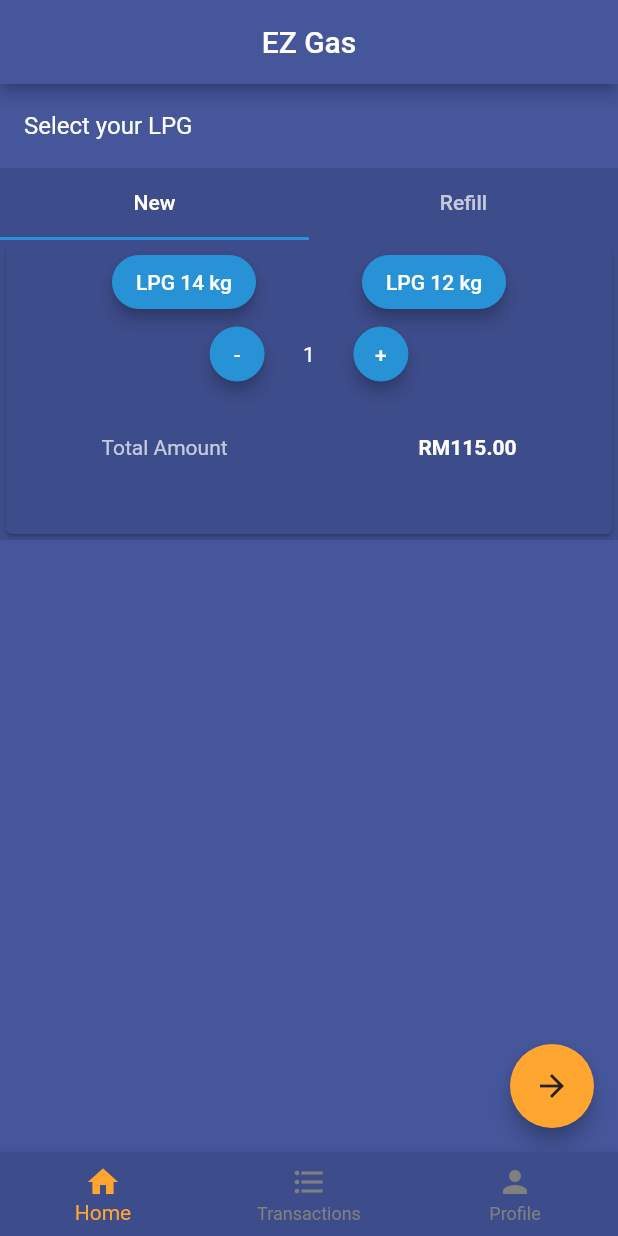
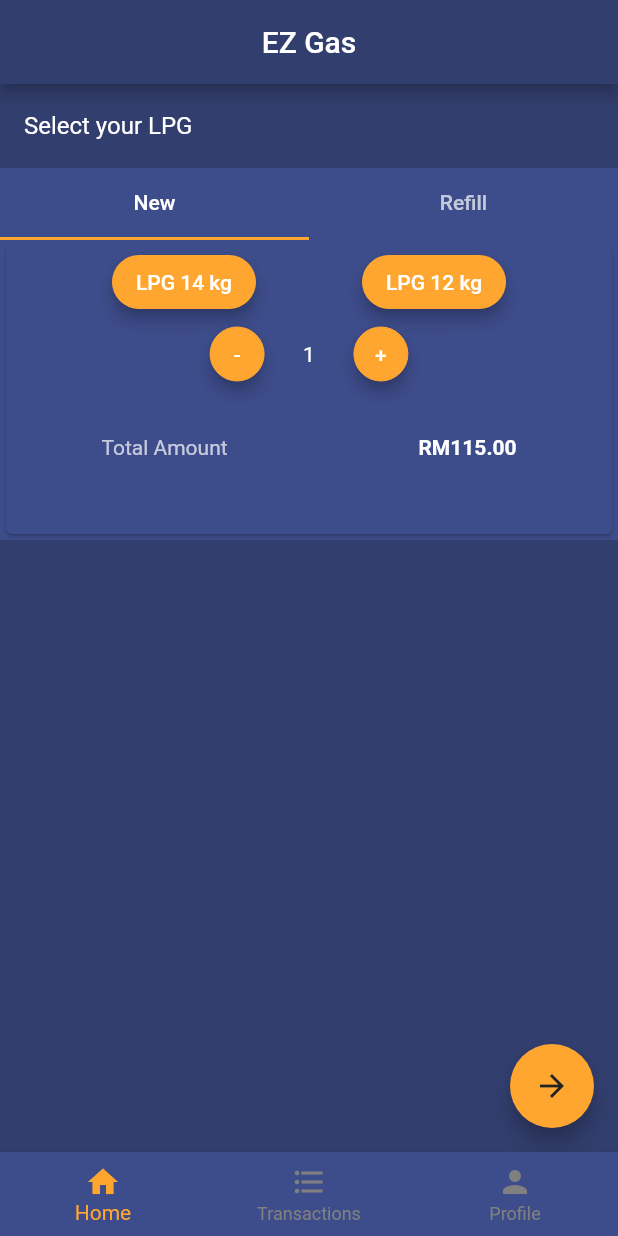
Before and after one commit to aimanuslim/Gas2Go, a Flutter app: the screen it shows after launch, on a phone screen of 412 x 824 dp. Run offline on Flutter 3.47's test engine with Material 2 defaults, Android fonts, the phone set to English and light mode, and no system bars; our stand-ins replace font_awesome_flutter, intro_slider.

Commit message:
updated accentColor and backgroundColor in ThemeData

```diff
--- a/lib/customer_screens.dart
+++ b/lib/customer_screens.dart
@@ -10,9 +10,9 @@ class HomeNav extends StatelessWidget {
       title: 'EZGas',
       theme: ThemeData(
           brightness: Brightness.dark,
-          backgroundColor: Color(0xff45569B),
+          backgroundColor: Color(0xFF323E6E),
           primaryColor: Color(0xff45569B),
-          accentColor: Color(0xff2892D7),
+          accentColor: Color(0xFFFFA630),
           cardColor: Color(0xff3D4C8A),
           bottomAppBarColor: Color(0xff3D4C8A)),
       home: CustomerAppEntry(),
```
